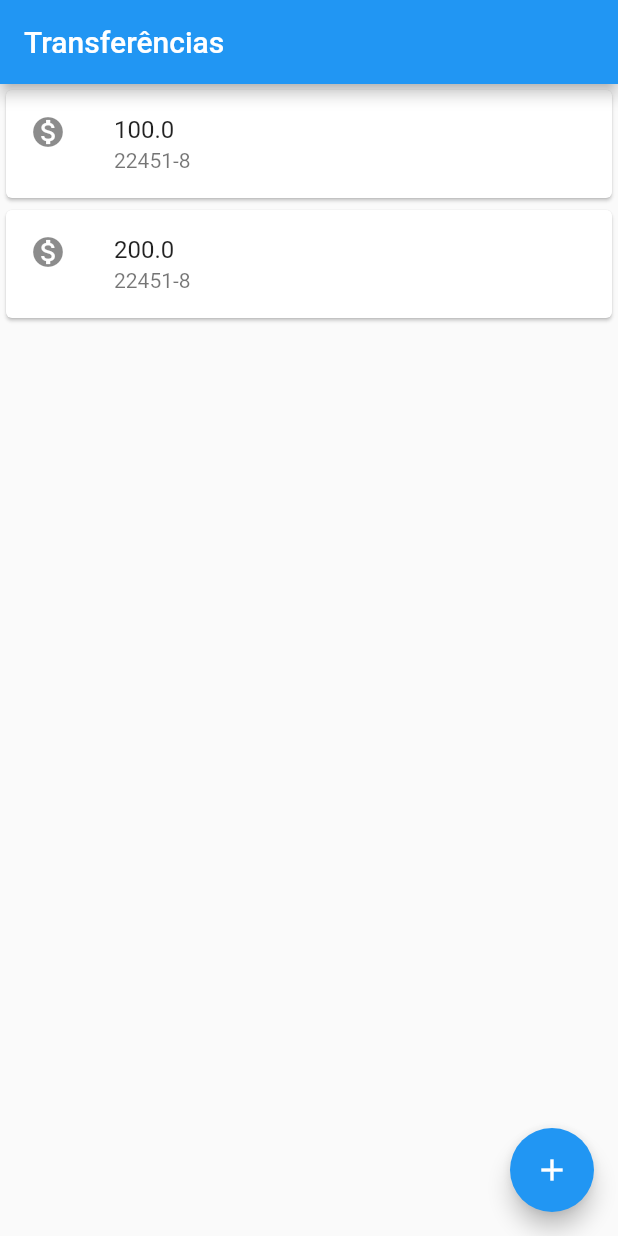
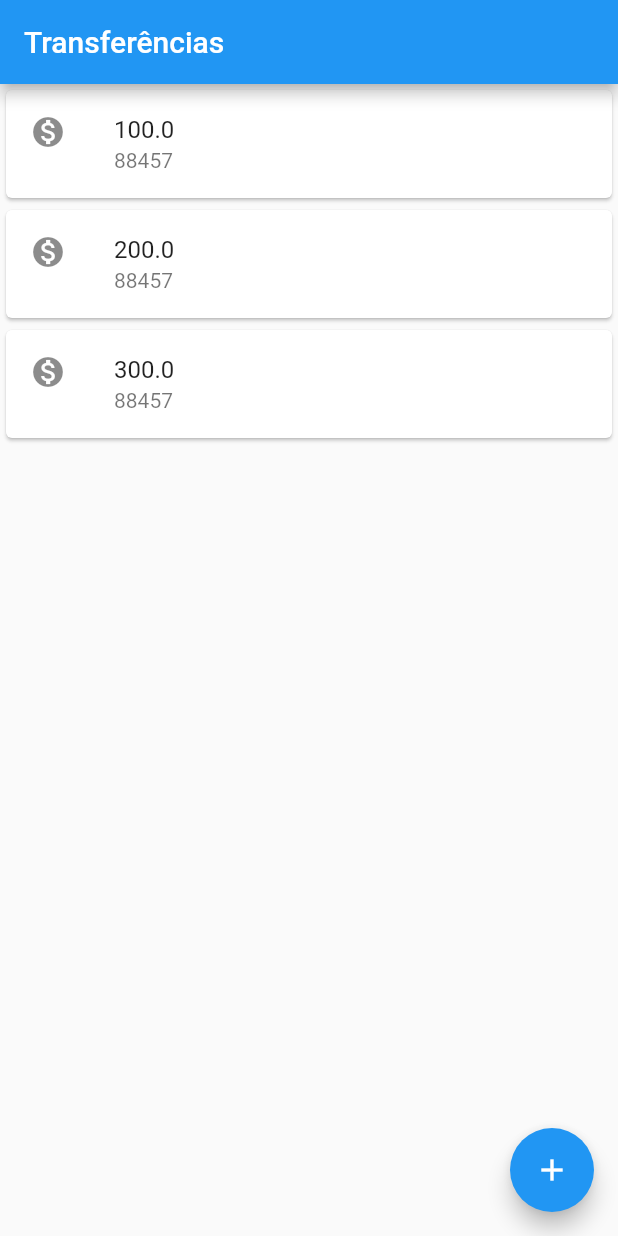
Before and after one commit to AlexandreDelPicolo/bytebank_flutter, a Flutter app: the screen it shows after launch, on a phone screen of 412 x 824 dp. Run offline on Flutter 3.47's test engine with Material 2 defaults, Android fonts, the phone set to English and light mode, and no system bars.

Commit message:
Refatoração básica do código

```diff
--- a/lib/main.dart
+++ b/lib/main.dart
@@ -1,6 +1,7 @@
 import 'package:flutter/material.dart';
 
-void main() => runApp(MaterialApp(
+void main() => runApp(
+      MaterialApp(
         home: Scaffold(
           appBar: AppBar(
             title: Text('Transferências'),
@@ -10,23 +11,44 @@ void main() => runApp(MaterialApp(
             child: Icon(Icons.add),
             onPressed: () {},
           ),
-        body: Column(
+          body: ListaTransferencias(),
+        ),
+      ),
+    );
+
+class ListaTransferencias extends StatelessWidget {
+  @override
+  Widget build(BuildContext context) {
+    return Column(
       children: [
-            Card(
+        ItemTrasnferencia(Transferencia(100.0, 88457)),
+        ItemTrasnferencia(Transferencia(200.0, 88457)),
+        ItemTrasnferencia(Transferencia(300.0, 88457))
+      ],
+    );
+  }
+}
+
+class ItemTrasnferencia extends StatelessWidget {
+  final Transferencia _transferencia;
+
+  ItemTrasnferencia(this._transferencia);
+
+  @override
+  Widget build(BuildContext context) {
+    return Card(
       child: ListTile(
         leading: Icon(Icons.monetization_on),
-                title: Text('100.0'),
-                subtitle: Text('22451-8'),
+        title: Text(_transferencia.valor.toString()),
+        subtitle: Text(_transferencia.numeroConta.toString()),
       ),
-            ),
-            Card(
-              child: ListTile(
-                leading: Icon(Icons.monetization_on),
-                title: Text('200.0'),
-                subtitle: Text('22451-8'),
-              ),
-            ),
-          ],
-        ),
-      ),
-    ));
+    );
+  }
+}
+
+class Transferencia {
+  final double valor;
+  final int numeroConta;
+
+  Transferencia(this.valor, this.numeroConta);
+}
```
Lines whose indentation alone changed are shown as unchanged.
